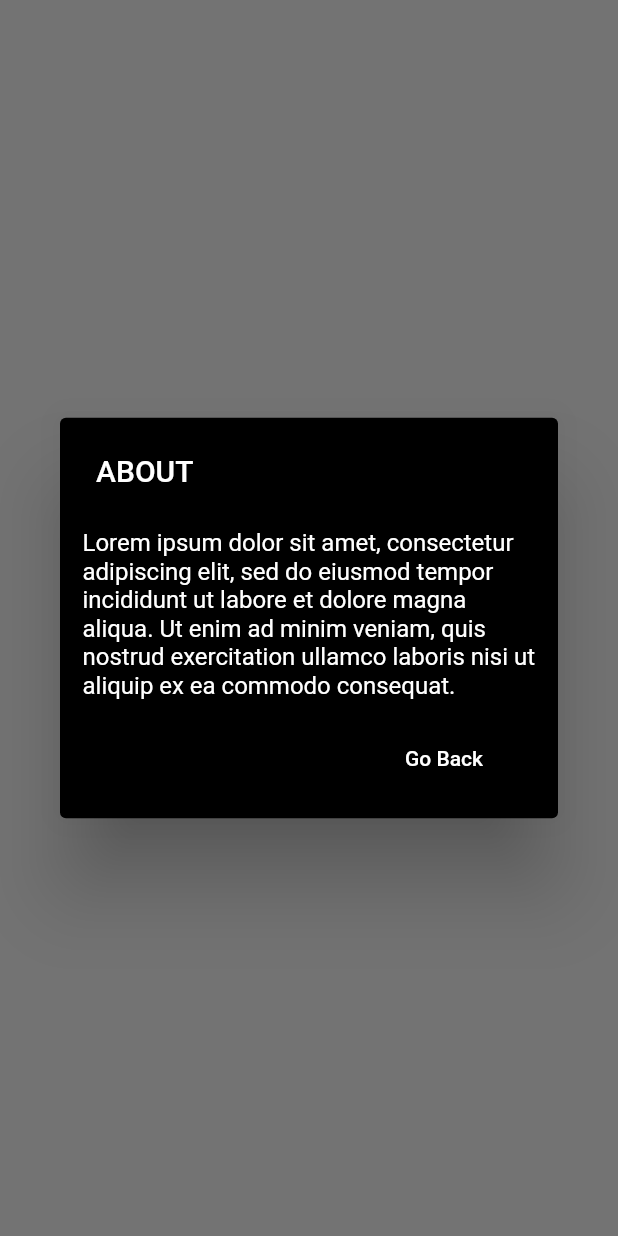
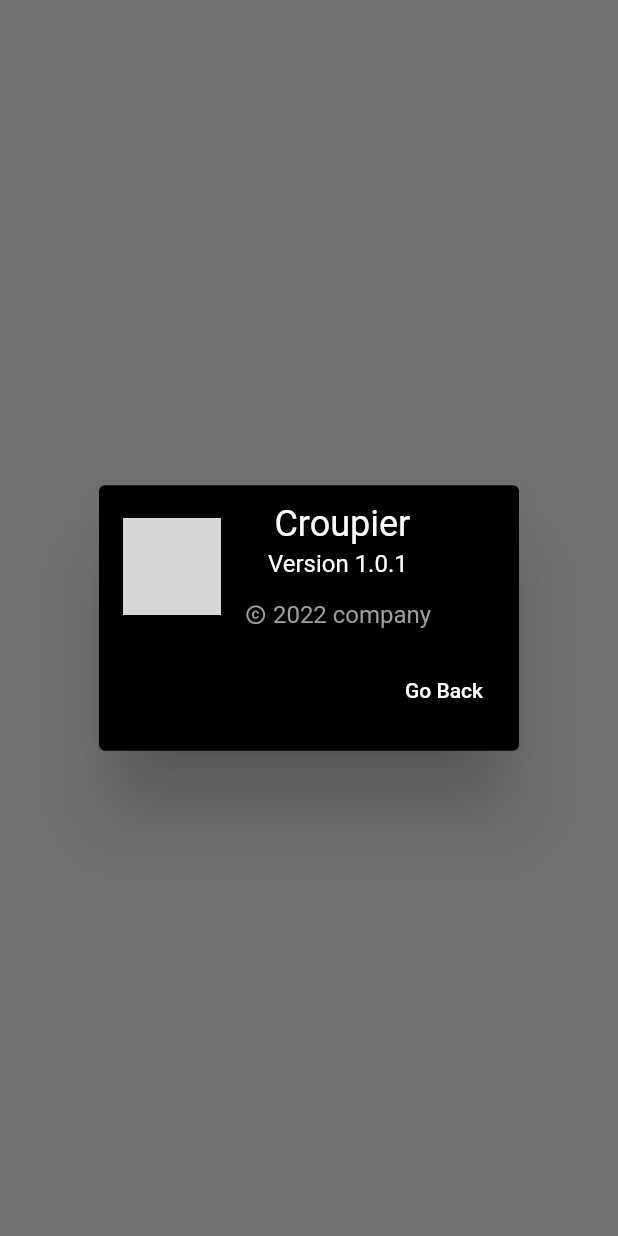
Before and after one commit to REEM-SALEEM/Money_manager, a Flutter app: what aboutPopup() shows on an empty page, opened directly, on a phone screen of 412 x 824 dp. Run offline on Flutter 3.47's test engine with Material 2 defaults, Android fonts, the phone set to English and light mode, and no system bars; our stand-ins replace flutter_local_notifications, flutter_native_timezone, flutter_slidable, hive_flutter, lottie, rxdart and 4 more; missing offline and left inert: restart_app; accounts and stored records are empty; grey boxes are pictures that could not be loaded.

Commit message:
first commit

```diff
--- a/lib/settings/widgets/about_popup.dart
+++ b/lib/settings/widgets/about_popup.dart
@@ -4,22 +4,58 @@ Future<void> aboutPopup(BuildContext context) async {
   showDialog(
     context: context,
     builder: ((context) {
-      return SimpleDialog(
-          backgroundColor: Colors.black,
-          title: const Text(
-            'ABOUT',
-            style: TextStyle(color: Colors.white),
-          ),
-          children: [
-            const Padding(
-              padding: EdgeInsets.all(15.0),
-              child: Text(
-                'Lorem ipsum dolor sit amet, consectetur adipiscing elit, sed do eiusmod tempor incididunt ut labore et dolore magna aliqua. Ut enim ad minim veniam, quis nostrud exercitation ullamco laboris nisi ut aliquip ex ea commodo consequat. ',
-                style: TextStyle(color: Colors.white),
+      return SimpleDialog(backgroundColor: Colors.black, children: [
+        Row(mainAxisAlignment: MainAxisAlignment.start, children: [
+          const SizedBox(width: 16),
+          SizedBox(
+            width: 65,
+            height: 65,
+            child: ClipRRect(
+              borderRadius: BorderRadius.circular(8.0),
+              child: Image.asset(
+                'assets/images/1.png',
+                fit: BoxFit.fill,
               ),
             ),
+          ),
+          const SizedBox(width: 16),
+          Column(
+            children: [
+              const Text(
+                ' Croupier',
+                style: TextStyle(color: Colors.white, fontSize: 24),
+              ),
+              const SizedBox(height: 3),
+              // ignore: prefer_const_constructors
               Padding(
-              padding: const EdgeInsets.fromLTRB(180, 0, 0, 0),
+                padding: const EdgeInsets.symmetric(horizontal: 10),
+                child: const Center(
+                    child: Text(
+                  'Version 1.0.1',
+                  style: TextStyle(
+                    color: Colors.white,
+                  ),
+                )),
+              ),
+              const SizedBox(height: 15),
+              Row(
+                children: const [
+                  Icon(
+                    Icons.copyright_outlined,
+                    color: Colors.grey,
+                    size: 15,
+                  ),
+                  Text(
+                    ' 2022 company',
+                    style: TextStyle(color: Colors.grey),
+                  )
+                ],
+              ),
+            ],
+          )
+        ]),
+        Padding(
+          padding: const EdgeInsets.fromLTRB(180, 17, 0, 0),
           child: TextButton(
             onPressed: () {
               Navigator.of(context).pop(context);
```
Lines whose indentation alone changed are shown as unchanged.
